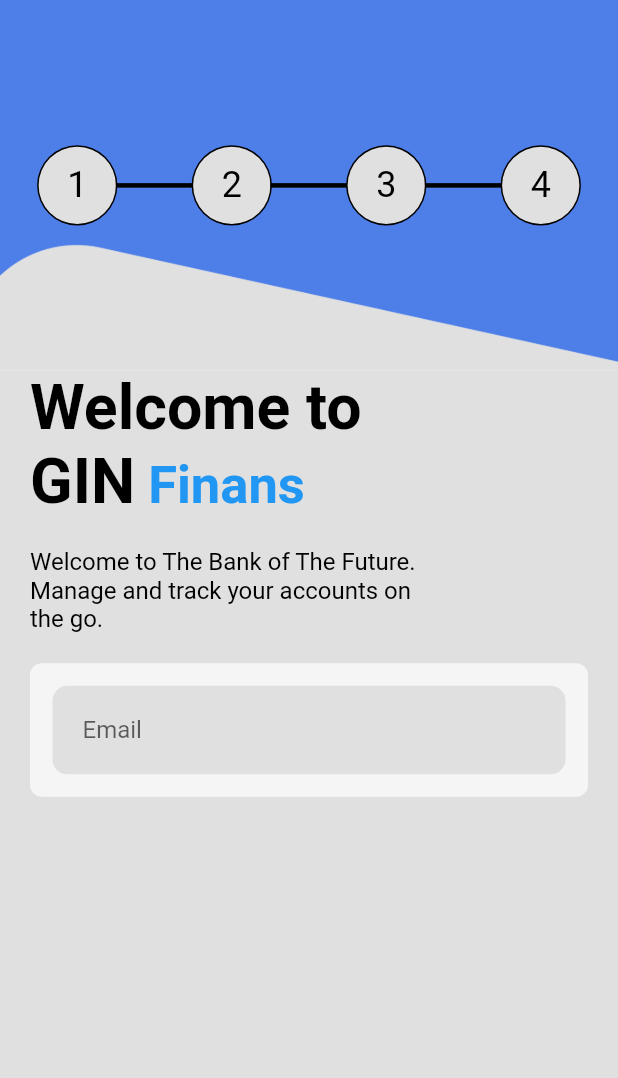
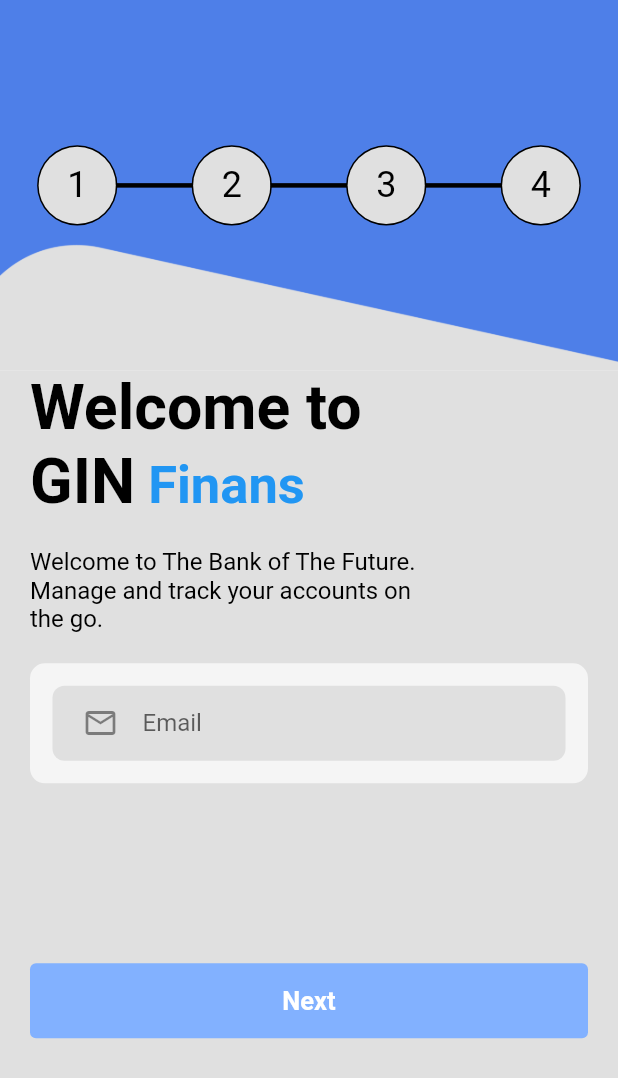
Before and after one commit to abdmhamzah/sign-up-with-dart, a Flutter app: the screen it shows after launch, on a phone screen of 412 x 824 dp. Shown: the top 1078 px of the screen. Run offline on Flutter 3.47's test engine with Material 2 defaults, Android fonts, the light colour scheme and no system bars.

Commit message:
added button next in screen 1 and styling form email with added icon

```diff
--- a/lib/constants.dart
+++ b/lib/constants.dart
@@ -1,7 +1,19 @@
 import 'package:flutter/material.dart';
 
-TextStyle stepper =
-    TextStyle(color: Colors.black, fontSize: 24, fontWeight: FontWeight.normal);
+TextStyle stepper = TextStyle(
+  color: Colors.black,
+  fontSize: 24,
+  fontWeight: FontWeight.normal,
+);
 
-TextStyle bodyBlack =
-    TextStyle(color: Colors.black, fontSize: 16, fontWeight: FontWeight.normal);
+TextStyle bodyBlack = TextStyle(
+  color: Colors.black,
+  fontSize: 16,
+  fontWeight: FontWeight.normal,
+);
+
+TextStyle buttonText = TextStyle(
+  color: Colors.white,
+  fontSize: 17,
+  fontWeight: FontWeight.bold,
+);
--- a/lib/screens/screen 1/components/form_email.dart
+++ b/lib/screens/screen 1/components/form_email.dart
@@ -1,4 +1,6 @@
+import 'package:dkatalis/constants.dart';
 import 'package:flutter/material.dart';
+import 'package:dkatalis/size_config.dart';
 
 class FormEmail extends StatelessWidget {
   @override
@@ -8,28 +10,42 @@ class FormEmail extends StatelessWidget {
         crossAxisAlignment: CrossAxisAlignment.center,
         children: [
           Container(
-            padding: const EdgeInsets.only(
-              left: 15,
-              right: 15,
-              top: 15,
-              bottom: 15,
-            ),
+            padding: EdgeInsets.all(15),
             decoration: BoxDecoration(
               color: Colors.grey.shade100,
-              borderRadius: BorderRadius.circular(8),
+              borderRadius: BorderRadius.circular(10),
             ),
             child: Container(
-              padding: const EdgeInsets.only(left: 20, right: 20),
+              padding: EdgeInsets.only(left: 20, right: 20),
               decoration: BoxDecoration(
                 color: Colors.grey.shade300,
-                borderRadius: new BorderRadius.circular(10.0),
+                borderRadius: new BorderRadius.circular(8),
               ),
               child: TextFormField(
                 decoration: InputDecoration(
                   labelText: "Email",
                   border: InputBorder.none,
+                  floatingLabelBehavior: FloatingLabelBehavior.never,
+                  contentPadding: EdgeInsets.only(bottom: 15),
+                  icon: Icon(Icons.mail_outline),
                 ),
               ),
+            ),
+          ),
+          SizedBox(
+            height: 120,
+          ),
+          Container(
+            width: getProportionateScreenWidth(375),
+            child: TextButton(
+              onPressed: () {
+                print('press to submit');
+              },
+              style: TextButton.styleFrom(
+                  backgroundColor: Colors.blueAccent.shade100,
+                  padding: EdgeInsets.only(top: 15, bottom: 15),
+                  enableFeedback: true),
+              child: Text("Next", style: buttonText),
             ),
           )
         ],
--- /dev/null
+++ b/lib/theme.dart
@@ -0,0 +1,7 @@
+import 'package:flutter/material.dart';
+
+ThemeData theme() {
+  return ThemeData(
+    fontFamily: "Roboto",
+  );
+}
```
